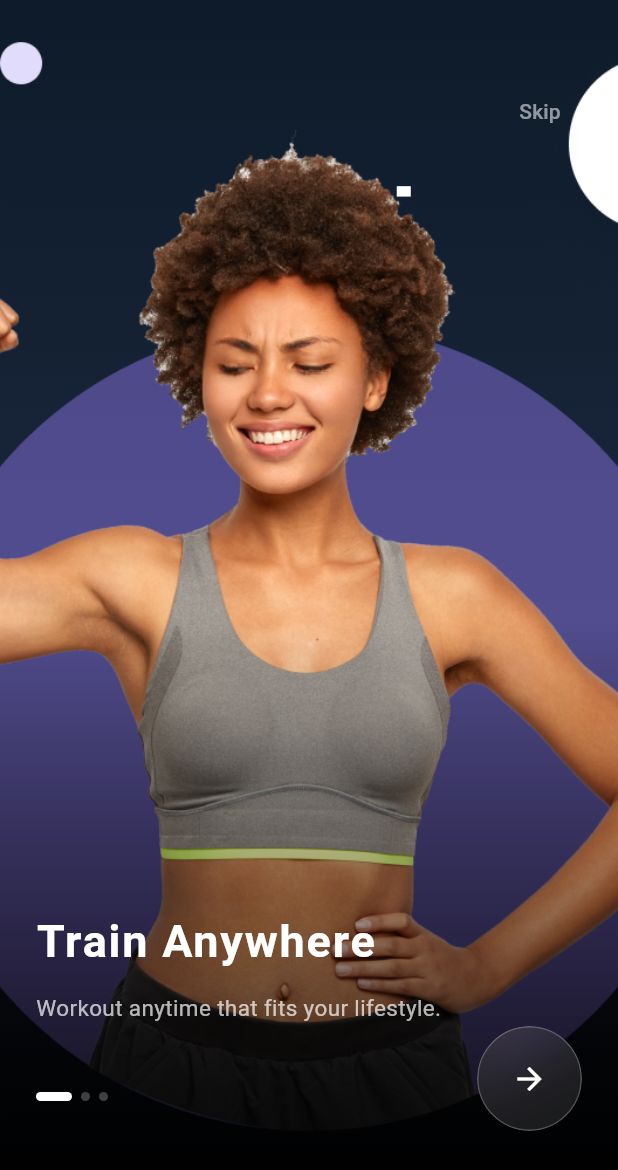
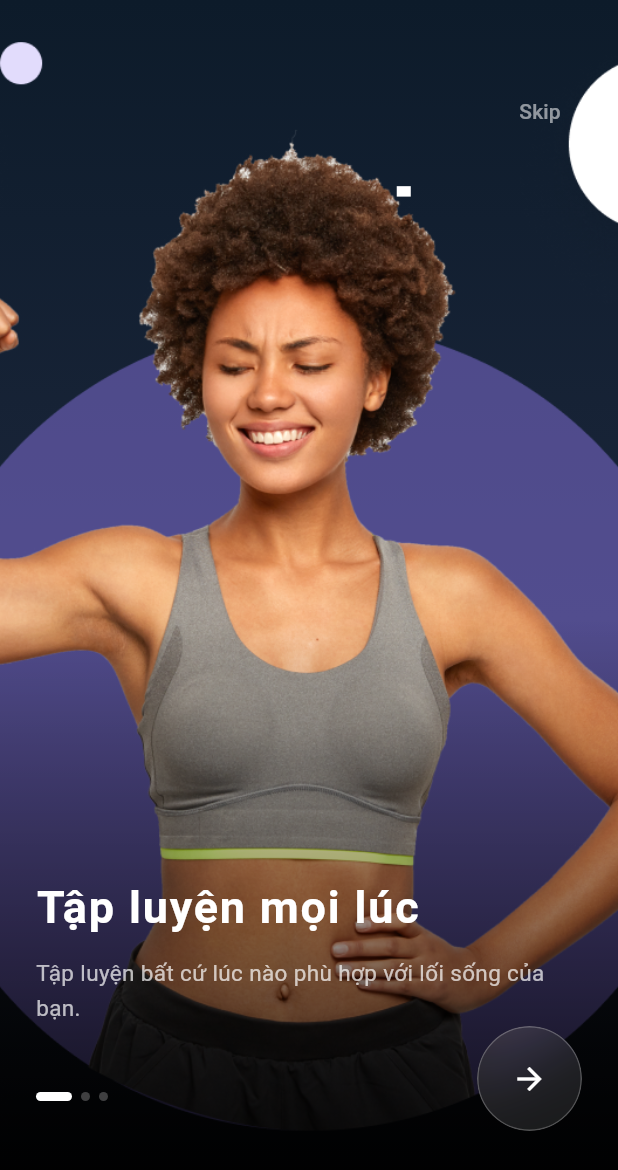
Before and after one commit to NVPHai/do-an-app-gym, a Flutter app: the screen it shows after launch, on a phone screen of 412 x 824 dp. Shown: the top 1170 px of the screen. Run offline on Flutter 3.47's test engine with Material 3 defaults, Android fonts, the light colour scheme and no system bars; our stand-ins replace cloud_firestore, firebase_auth, firebase_core, flutter_local_notifications, google_nav_bar, image_picker and 3 more; accounts and stored records are empty.

Commit message:
sua lai chu cho onboarding

```diff
--- a/lib/screens/onboarding/onboarding_screen.dart
+++ b/lib/screens/onboarding/onboarding_screen.dart
@@ -16,18 +16,18 @@
 
     final List<Map<String, String>> _data = [
       {
-        "title": "Train Anywhere",
-        "desc": "Workout anytime that fits your lifestyle.",
+        "title": "Tập luyện mọi lúc",
+        "desc": "Tập luyện bất cứ lúc nào phù hợp với lối sống của bạn.",
         "image": "assets/images/onboarding_1.png",
       },
       {
-        "title": "Perfect Technique",
-        "desc": "Programs built by top fitness experts.",
+        "title": "Làm chủ kĩ thuật",
+        "desc": "Chương trình được xây dựng bởi các chuyên gia hàng đầu.",
         "image": "assets/images/onboarding_2.png",
       },
       {
-        "title": "Stay Strong",
-        "desc": "Build energy and a powerful body.",
+        "title": "Sức mạnh và năng lượng",
+        "desc": "Xây dựng năng lượng và cơ thể mạnh mẽ.",
         "image": "assets/images/onboarding_3.png",
       },
     ];
```
